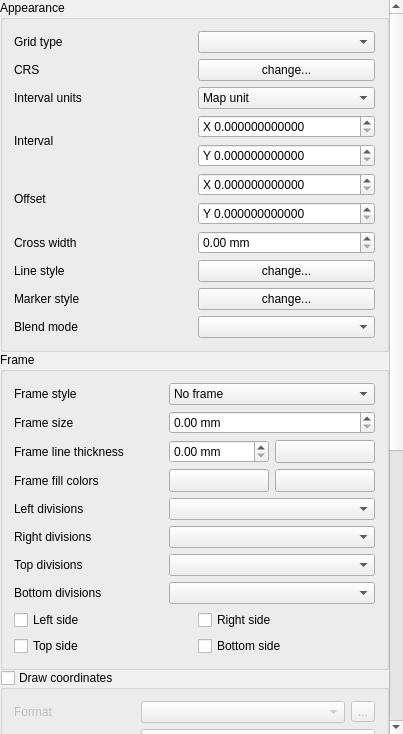
Old version of the form src/ui/composer/qgscomposermapgridwidgetbase.ui in the repository qgis/QGIS.
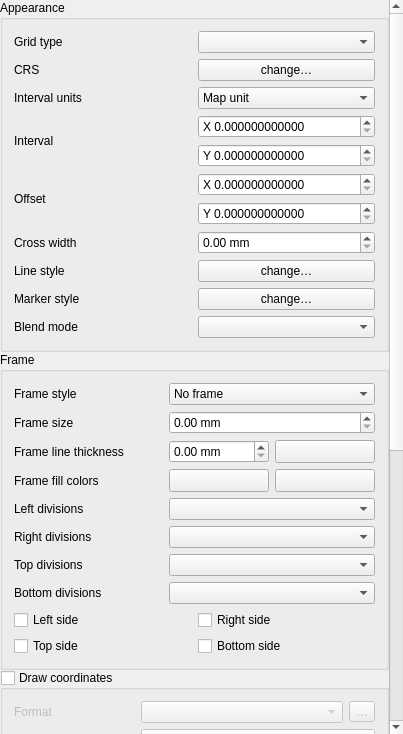
New version of the form. Icons and pictures are not drawn. Custom widgets are drawn as their Qt base class.

What changed in the file:
```diff
--- a/src/ui/composer/qgscomposermapgridwidgetbase.ui
+++ b/src/ui/composer/qgscomposermapgridwidgetbase.ui
@@ -106,7 +106,7 @@
           <item row="1" column="1">
            <widget class="QPushButton" name="mMapGridCRSButton">
             <property name="text">
-             <string>change...</string>
+             <string>change…</string>
             </property>
            </widget>
           </item>
@@ -252,7 +252,7 @@
           <item row="6" column="1">
            <widget class="QPushButton" name="mGridLineStyleButton">
             <property name="text">
-             <string>change...</string>
+             <string>change…</string>
             </property>
            </widget>
           </item>
@@ -269,7 +269,7 @@
           <item row="7" column="1">
            <widget class="QPushButton" name="mGridMarkerStyleButton">
             <property name="text">
-             <string>change...</string>
+             <string>change…</string>
             </property>
            </widget>
           </item>
@@ -554,7 +554,7 @@
             <item>
              <widget class="QToolButton" name="mAnnotationFormatButton">
               <property name="text">
-               <string>...</string>
+               <string>…</string>
               </property>
               <property name="icon">
                <iconset resource="../../../images/images.qrc">
```
Left out of the diff: 2 changed lines with no effect on the pictures.
